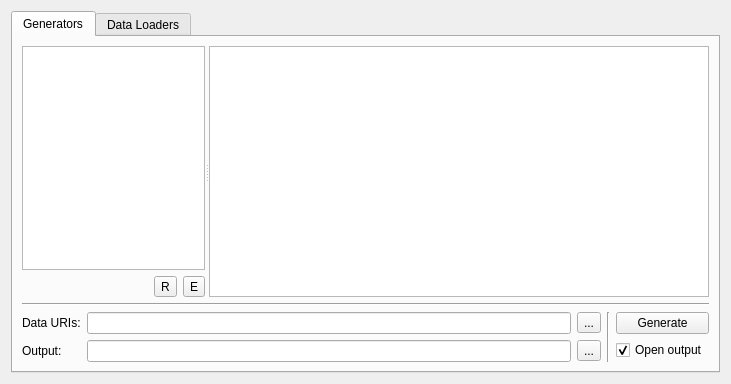
The window that CoTeTo/res/CoTeTo-GUI.ui (UdK-VPT/CoTeTo) describes before a commit, drawn with Qt 5.
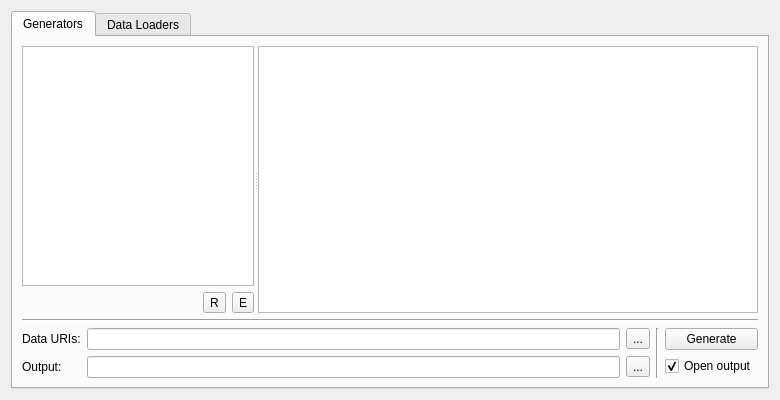
The same window after the commit. Icons and pictures are not drawn.

Commit message:
increase CoTeTo main window size a little bit
so that scroll bars a usually not necessary

The edit to the form file:
```diff
--- a/CoTeTo/res/CoTeTo-GUI.ui
+++ b/CoTeTo/res/CoTeTo-GUI.ui
@@ -6,8 +6,8 @@
    <rect>
     <x>0</x>
     <y>0</y>
-    <width>731</width>
-    <height>384</height>
+    <width>780</width>
+    <height>400</height>
    </rect>
   </property>
   <property name="windowTitle">
```
